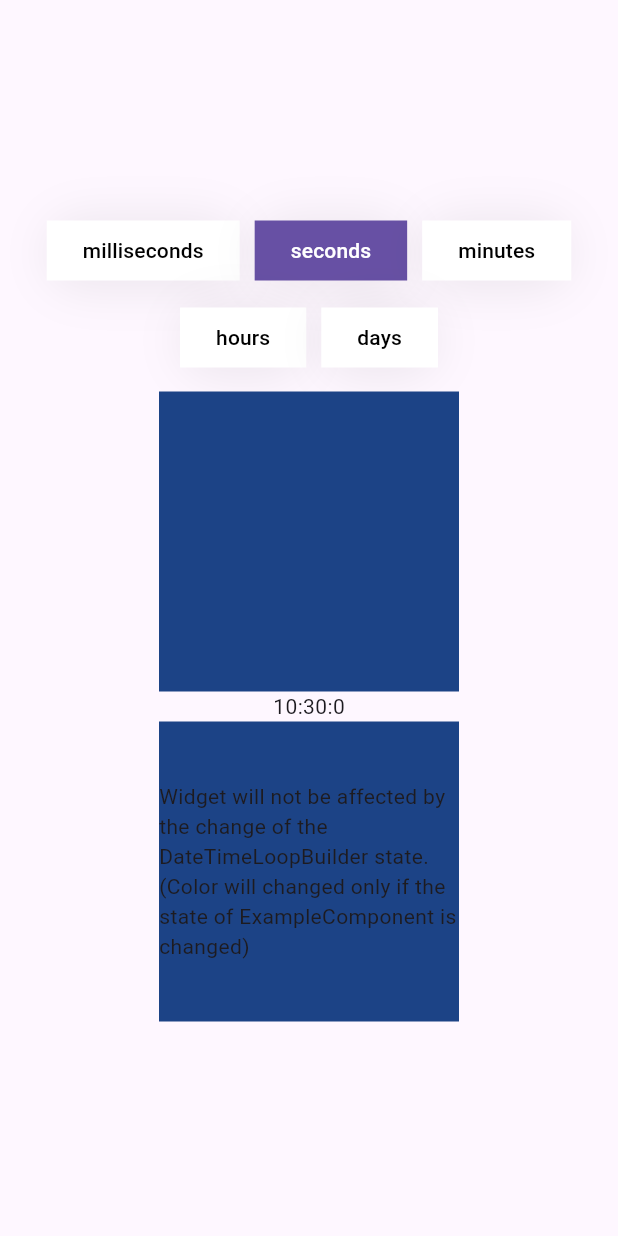
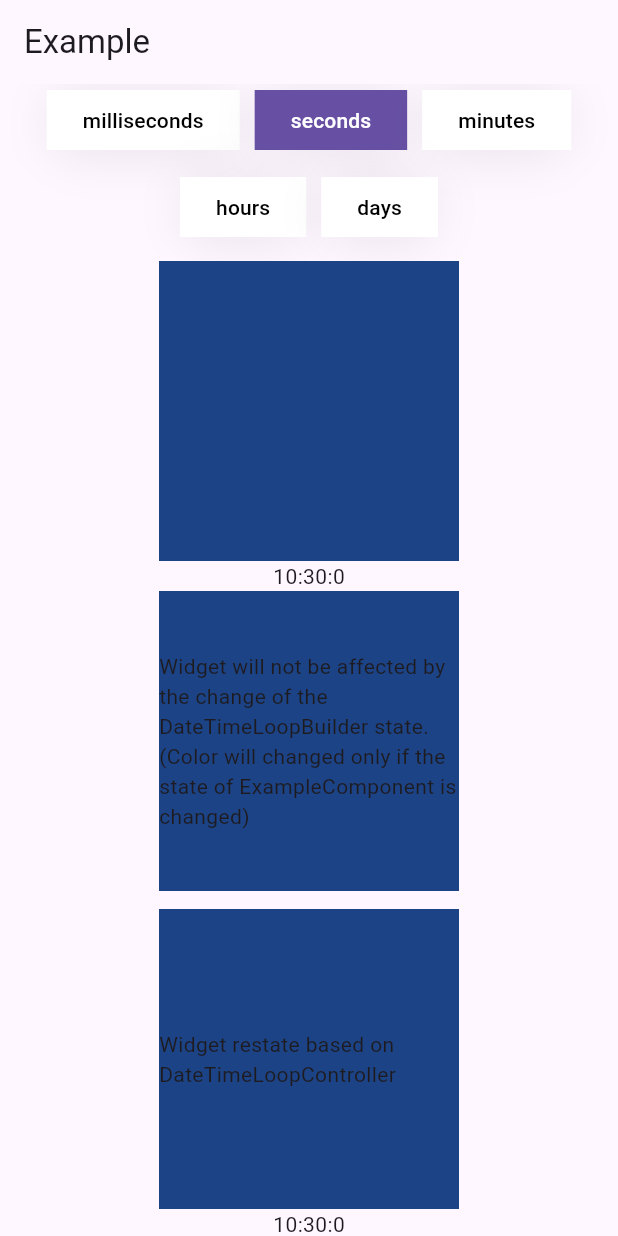
Before and after one commit to gnassro/datetime_loop, a Flutter app: the first screen one second after launch, on a phone screen of 412 x 824 dp. Run offline on Flutter 3.47's test engine with Material 3 defaults, Android fonts, the light colour scheme and no system bars; drawn by our look-alikes of group_button; our stand-ins replace syncfusion_flutter_gauges.

Commit message:
update example

```diff
--- a/example/lib/main.dart
+++ b/example/lib/main.dart
@@ -21,21 +21,46 @@ class _MyAppState extends State<MyApp> {
   final ValueNotifier<TimeUnit> _timeUnitNotifier =
       ValueNotifier(TimeUnit.seconds);
 
+  late DateTimeLoopController _dateTimeController;
+
+  @override
+  void initState() {
+    super.initState();
+    _dateTimeController = DateTimeLoopController(
+      timeUnit: TimeUnit.seconds,
+      triggerOnStart: true,
+    );
+  }
+
+
+  @override
+  void dispose() {
+    _dateTimeController.dispose();
+    super.dispose();
+  }
+
   @override
   Widget build(BuildContext context) {
     return MaterialApp(
       home: SafeArea(
         child: Scaffold(
-          body: Center(
-            child: Column(
-              mainAxisAlignment: MainAxisAlignment.center,
-              mainAxisSize: MainAxisSize.min,
+          appBar: AppBar(
+            title: const Text("Example"),
+          ),
+          body: ListView(
+            shrinkWrap: true,
             children: [
               GroupButton<TimeUnit>(
                 controller: _controller,
                 buttons: TimeUnit.values,
-                  onSelected: (timeUnit, index, isSelected) {
+                onSelected: (timeUnit, index, isSelected) async {
                   _timeUnitNotifier.value = timeUnit;
+                  _dateTimeController.dispose();
+                  _dateTimeController = DateTimeLoopController(
+                    timeUnit: timeUnit,
+                    triggerOnStart: true,
+                  );
+                  setState(() {});
                 },
                 buttonTextBuilder: (__, timeUnit, context) {
                   return timeUnit.name;
@@ -48,9 +73,33 @@ class _MyAppState extends State<MyApp> {
                   valueListenable: _timeUnitNotifier,
                   builder: (context, timeUnit, __) {
                     return ExampleComponent(timeUnit: timeUnit);
-                    })
+                  }),
+              const SizedBox(
+                height: 12,
+              ),
+              StreamBuilder(
+                  stream: _dateTimeController.dateTimeStream,
+                  initialData: DateTime.now(),
+                  builder: (context, snapshot) {
+                    final DateTime dateTime = snapshot.data!;
+                    return Column(
+                      children: [
+                        Container(
+                          width: 200,
+                          height: 200,
+                          color: Color((math.Random().nextDouble() * 0xFFFFFF).toInt())
+                              .withOpacity(1.0),
+                          child: const Center(
+                            child: Text(
+                                'Widget restate based on DateTimeLoopController'),
+                          ),
+                        ),
+                        Text('${dateTime.hour}:${dateTime.minute}:${dateTime.second}'),
                       ],
-            ),
+                    );
+                  }
+              )
+            ],
           ),
         ),
       ),
```
Lines whose indentation alone changed are shown as unchanged.
